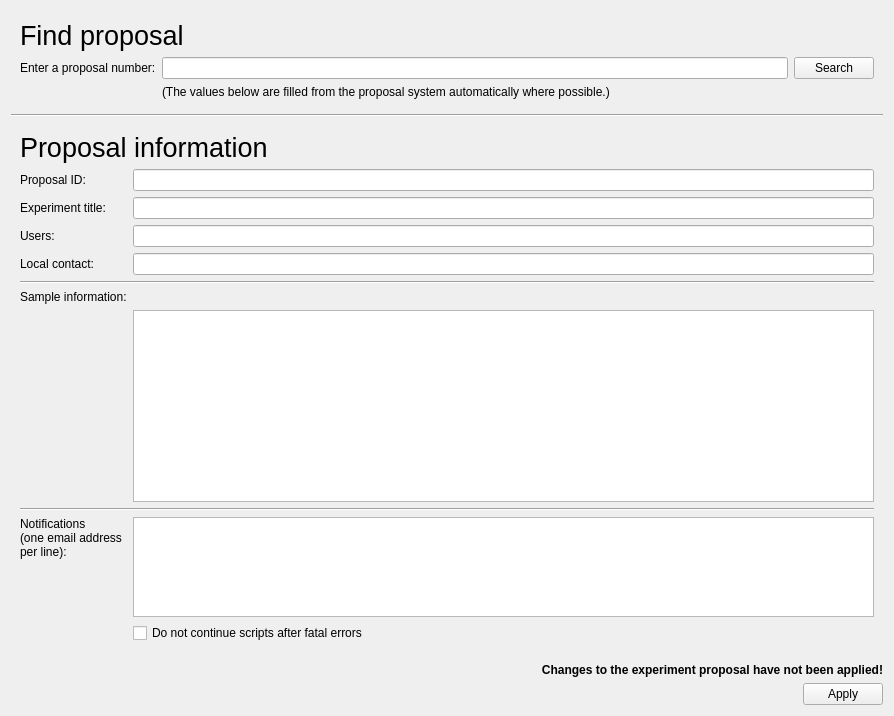
Before: the Qt Designer form nicos_ess/gui/panels/ui_files/exp_panel.ui in mlz-ictrl/nicos, drawn with Qt 5.
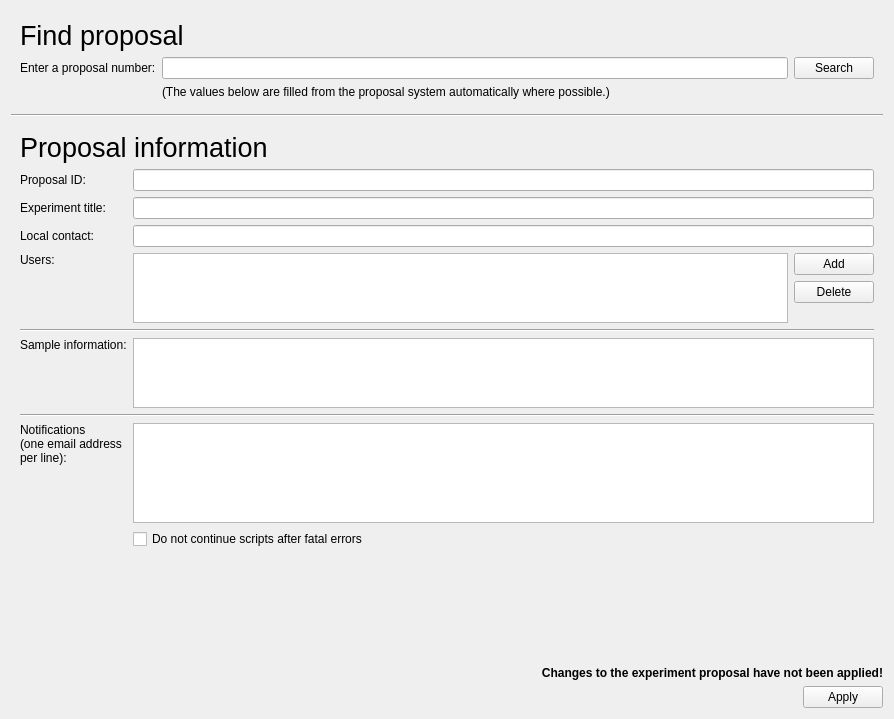
After: the same form once the commit is applied.

Patch:
```diff
--- a/nicos_ess/gui/panels/ui_files/exp_panel.ui
+++ b/nicos_ess/gui/panels/ui_files/exp_panel.ui
@@ -7,7 +7,7 @@
     <x>0</x>
     <y>0</y>
     <width>894</width>
-    <height>716</height>
+    <height>719</height>
    </rect>
   </property>
   <property name="windowTitle">
@@ -77,21 +77,7 @@
      <layout class="QVBoxLayout" name="verticalLayout_2">
       <item>
        <layout class="QGridLayout" name="gridLayout">
-        <item row="3" column="0">
-         <widget class="QLabel" name="label_6">
-          <property name="text">
-           <string>Experiment title:</string>
-          </property>
-         </widget>
-        </item>
-        <item row="6" column="0" colspan="2">
-         <widget class="Line" name="sampleLine">
-          <property name="orientation">
-           <enum>Qt::Horizontal</enum>
-          </property>
-         </widget>
-        </item>
-        <item row="12" column="1">
+        <item row="18" column="1">
          <widget class="QPlainTextEdit" name="notifEmails">
           <property name="sizePolicy">
            <sizepolicy hsizetype="Expanding" vsizetype="Minimum">
@@ -113,6 +99,13 @@
           </property>
          </widget>
         </item>
+        <item row="3" column="0">
+         <widget class="QLabel" name="label_6">
+          <property name="text">
+           <string>Experiment title:</string>
+          </property>
+         </widget>
+        </item>
         <item row="2" column="1">
          <widget class="QLineEdit" name="proposalNum">
           <property name="enabled">
@@ -123,6 +116,122 @@
           </property>
          </widget>
         </item>
+        <item row="12" column="1">
+         <widget class="QTableView" name="sampleTable">
+          <property name="sizePolicy">
+           <sizepolicy hsizetype="Expanding" vsizetype="Expanding">
+            <horstretch>0</horstretch>
+            <verstretch>0</verstretch>
+           </sizepolicy>
+          </property>
+          <property name="sizeAdjustPolicy">
+           <enum>QAbstractScrollArea::AdjustToContents</enum>
+          </property>
+          <attribute name="horizontalHeaderStretchLastSection">
+           <bool>true</bool>
+          </attribute>
+          <attribute name="verticalHeaderStretchLastSection">
+           <bool>false</bool>
+          </attribute>
+         </widget>
+        </item>
+        <item row="18" column="0">
+         <widget class="QLabel" name="label_10">
+          <property name="sizePolicy">
+           <sizepolicy hsizetype="Preferred" vsizetype="Minimum">
+            <horstretch>0</horstretch>
+            <verstretch>0</verstretch>
+           </sizepolicy>
+          </property>
+          <property name="text">
+           <string>Notifications&lt;br/&gt;(one email address &lt;br/&gt;per line):</string>
+          </property>
+          <property name="alignment">
+           <set>Qt::AlignLeading|Qt::AlignLeft|Qt::AlignTop</set>
+          </property>
+          <property name="wordWrap">
+           <bool>true</bool>
+          </property>
+         </widget>
+        </item>
+        <item row="4" column="1">
+         <widget class="QLineEdit" name="localContacts"/>
+        </item>
+        <item row="5" column="1">
+         <layout class="QHBoxLayout" name="horizontalLayout_3">
+          <item>
+           <layout class="QVBoxLayout" name="verticalLayout_4">
+            <item>
+             <widget class="QTableView" name="userTable">
+              <property name="sizeAdjustPolicy">
+               <enum>QAbstractScrollArea::AdjustToContents</enum>
+              </property>
+              <attribute name="horizontalHeaderStretchLastSection">
+               <bool>true</bool>
+              </attribute>
+              <attribute name="verticalHeaderStretchLastSection">
+               <bool>false</bool>
+              </attribute>
+             </widget>
+            </item>
+            <item>
+             <spacer name="verticalSpacer_3">
+              <property name="orientation">
+               <enum>Qt::Vertical</enum>
+              </property>
+              <property name="sizeHint" stdset="0">
+               <size>
+                <width>0</width>
+                <height>0</height>
+               </size>
+              </property>
+             </spacer>
+            </item>
+           </layout>
+          </item>
+          <item>
+           <layout class="QVBoxLayout" name="verticalLayout_3">
+            <item>
+             <widget class="QPushButton" name="addUserButton">
+              <property name="text">
+               <string>Add</string>
+              </property>
+             </widget>
+            </item>
+            <item>
+             <widget class="QPushButton" name="deleteUserButton">
+              <property name="text">
+               <string>Delete</string>
+              </property>
+             </widget>
+            </item>
+            <item>
+             <spacer name="verticalSpacer_2">
+              <property name="orientation">
+               <enum>Qt::Vertical</enum>
+              </property>
+              <property name="sizeHint" stdset="0">
+               <size>
+                <width>0</width>
+                <height>0</height>
+               </size>
+              </property>
+             </spacer>
+            </item>
+           </layout>
+          </item>
+         </layout>
+        </item>
+        <item row="12" column="0">
+         <widget class="QLabel" name="sampleLabel">
+          <property name="text">
+           <string>Sample information:</string>
+          </property>
+          <property name="alignment">
+           <set>Qt::AlignLeading|Qt::AlignLeft|Qt::AlignTop</set>
+          </property>
+         </widget>
+        </item>
         <item row="1" column="0" colspan="2">
          <widget class="QLabel" name="label_9">
           <property name="font">
@@ -141,6 +250,20 @@
           </property>
          </widget>
         </item>
+        <item row="16" column="0" colspan="2">
+         <widget class="Line" name="line_3">
+          <property name="orientation">
+           <enum>Qt::Horizontal</enum>
+          </property>
+         </widget>
+        </item>
+        <item row="19" column="1">
+         <widget class="QCheckBox" name="errorAbortBox">
+          <property name="text">
+           <string>Do not continue scripts after fatal errors</string>
+          </property>
+         </widget>
+        </item>
         <item row="2" column="0">
          <widget class="QLabel" name="label">
           <property name="text">
@@ -148,79 +271,30 @@
           </property>
          </widget>
         </item>
-        <item row="13" column="1">
-         <widget class="QCheckBox" name="errorAbortBox">
-          <property name="text">
-           <string>Do not continue scripts after fatal errors</string>
-          </property>
-         </widget>
+        <item row="3" column="1">
+         <widget class="QLineEdit" name="expTitle"/>
         </item>
         <item row="4" column="0">
-         <widget class="QLabel" name="label_7">
-          <property name="text">
-           <string>Users:</string>
-          </property>
-         </widget>
-        </item>
-        <item row="10" column="0" colspan="2">
-         <widget class="Line" name="line_3">
-          <property name="orientation">
-           <enum>Qt::Horizontal</enum>
-          </property>
-         </widget>
-        </item>
-        <item row="4" column="1">
-         <widget class="QLineEdit" name="users"/>
-        </item>
-        <item row="5" column="1">
-         <widget class="QLineEdit" name="localContacts"/>
-        </item>
-        <item row="5" column="0">
          <widget class="QLabel" name="label_8">
           <property name="text">
            <string>Local contact:</string>
           </property>
          </widget>
         </item>
-        <item row="3" column="1">
-         <widget class="QLineEdit" name="expTitle"/>
-        </item>
-        <item row="12" column="0">
-         <widget class="QLabel" name="label_10">
-          <property name="sizePolicy">
-           <sizepolicy hsizetype="Preferred" vsizetype="Minimum">
-            <horstretch>0</horstretch>
-            <verstretch>0</verstretch>
-           </sizepolicy>
+        <item row="11" column="0" colspan="2">
+         <widget class="Line" name="sampleLine">
+          <property name="orientation">
+           <enum>Qt::Horizontal</enum>
           </property>
+         </widget>
+        </item>
+        <item row="5" column="0">
+         <widget class="QLabel" name="label_7">
           <property name="text">
-           <string>Notifications&lt;br/&gt;(one email address &lt;br/&gt;per line):</string>
+           <string>Users:</string>
           </property>
           <property name="alignment">
            <set>Qt::AlignLeading|Qt::AlignLeft|Qt::AlignTop</set>
-          </property>
-          <property name="wordWrap">
-           <bool>true</bool>
-          </property>
-         </widget>
-        </item>
-        <item row="8" column="1">
-         <widget class="QTableView" name="sampleTable">
-          <property name="sizePolicy">
-           <sizepolicy hsizetype="Expanding" vsizetype="Expanding">
-            <horstretch>0</horstretch>
-            <verstretch>0</verstretch>
-           </sizepolicy>
-          </property>
-          <attribute name="horizontalHeaderStretchLastSection">
-           <bool>true</bool>
-          </attribute>
-         </widget>
-        </item>
-        <item row="7" column="0">
-         <widget class="QLabel" name="sampleLabel">
-          <property name="text">
-           <string>Sample information:</string>
           </property>
          </widget>
         </item>
```
Left out of the diff: 2 changed lines with no effect on the pictures.
